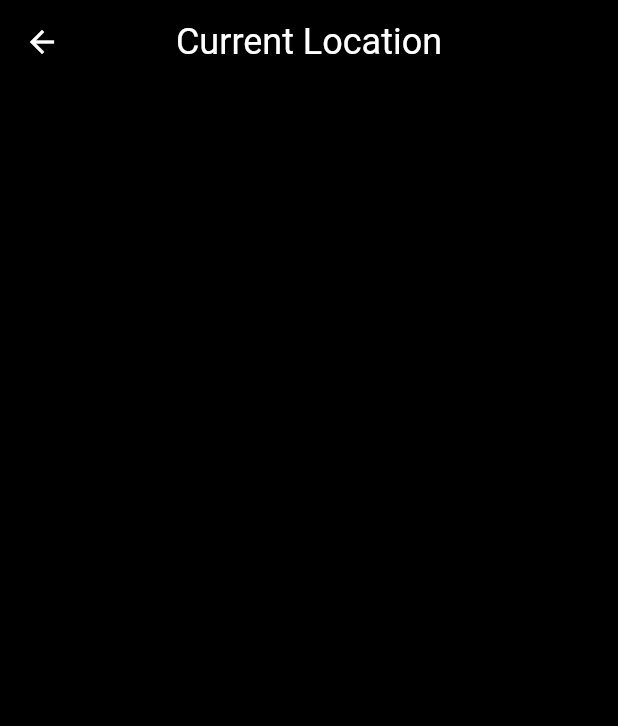
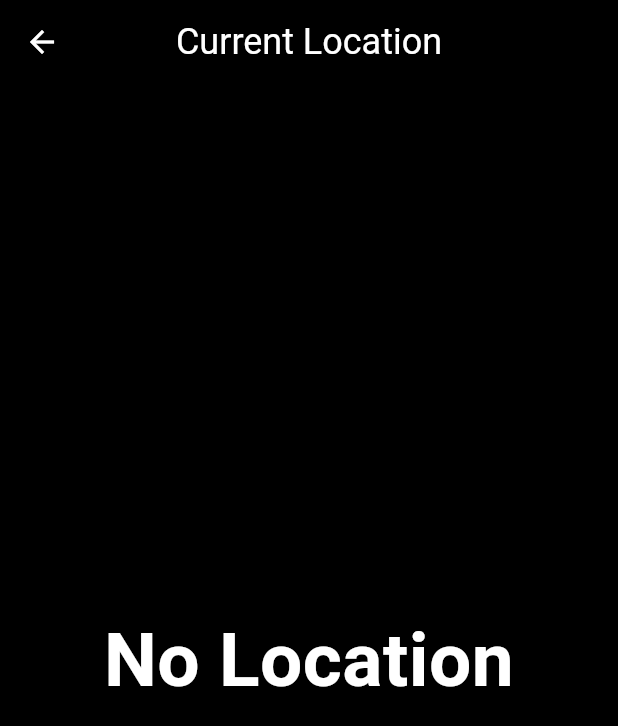
Before and after one commit to Pingu7731/idkbro, a Flutter app: the Getlocation screen opened directly, on a phone screen of 412 x 824 dp. Shown: the top 726 px of the screen. Run offline on Flutter 3.47's test engine with Material 3 defaults, Android fonts, the light colour scheme and no system bars; our stand-ins replace device_info_plus, geocoding, geolocator, image_picker; missing offline and left inert: mobile_scanner.

Commit message:
Add: Geolocator
- Pub Add : Geocoding
- Add : Android Location Permission
- Add : QR Page rescan after on tap
- Add comment getlocationState

```diff
--- a/idkbro/lib/widget/getlocation.dart
+++ b/idkbro/lib/widget/getlocation.dart
@@ -1,4 +1,6 @@
 import 'package:flutter/material.dart';
+import 'package:geocoding/geocoding.dart';
+import 'package:geolocator/geolocator.dart';
 
 class Getlocation extends StatefulWidget {
   const Getlocation({super.key});
@@ -8,6 +10,26 @@ class Getlocation extends StatefulWidget {
 }
 
 class _GetlocationState extends State<Getlocation> {
+  // Future<void> getLocationAndAddress() async {
+  //   Position position = await Geolocator.getCurrentPosition(
+  //     desiredAccuracy: LocationAccuracy.high,
+  //   );
+
+  //   print('經緯度：${position.latitude}, ${position.longitude}');
+
+  //   List<Placemark> placemarks = await placemarkFromCoordinates(
+  //     position.latitude,
+  //     position.longitude,
+  //   );
+
+  //   if (placemarks.isNotEmpty) {
+  //     Placemark place = placemarks.first;
+  //     String address = "${place.locality} ${place.subLocality} ${place.street}";
+  //     print('地址：$address');
+  //   }
+  // }
+
+  String currentLocation = "No Location";
   @override
   Widget build(BuildContext context) {
     return Scaffold(
@@ -26,6 +48,23 @@ class _GetlocationState extends State<Getlocation> {
           },
         ),
       ),
+      body: Center(
+        child: Column(
+          mainAxisAlignment: MainAxisAlignment.center,
+          crossAxisAlignment: CrossAxisAlignment.center,
+          children: [
+            Text(
+              currentLocation,
+              style: TextStyle(
+                color: Colors.white,
+                fontWeight: FontWeight.bold,
+                fontSize: 50,
+              ),
+              textAlign: TextAlign.center,
+            ),
+          ],
+        ),
+      ),
     );
   }
 }
--- a/idkbro/pubspec.yaml
+++ b/idkbro/pubspec.yaml
@@ -11,6 +11,7 @@ dependencies:
   flutter:
     sdk: flutter
 
+  geocoding: ^3.0.0
   geolocator: ^14.0.0
   image_picker: ^1.1.2
   mobile_scanner: ^7.0.0
```
Also changed, not shown: idkbro/lib/widget/scanbarqr.dart (+13 -5 lines), idkbro/lib/main.dart (line endings or trailing spaces), idkbro/pubspec.lock, 1 other file.
